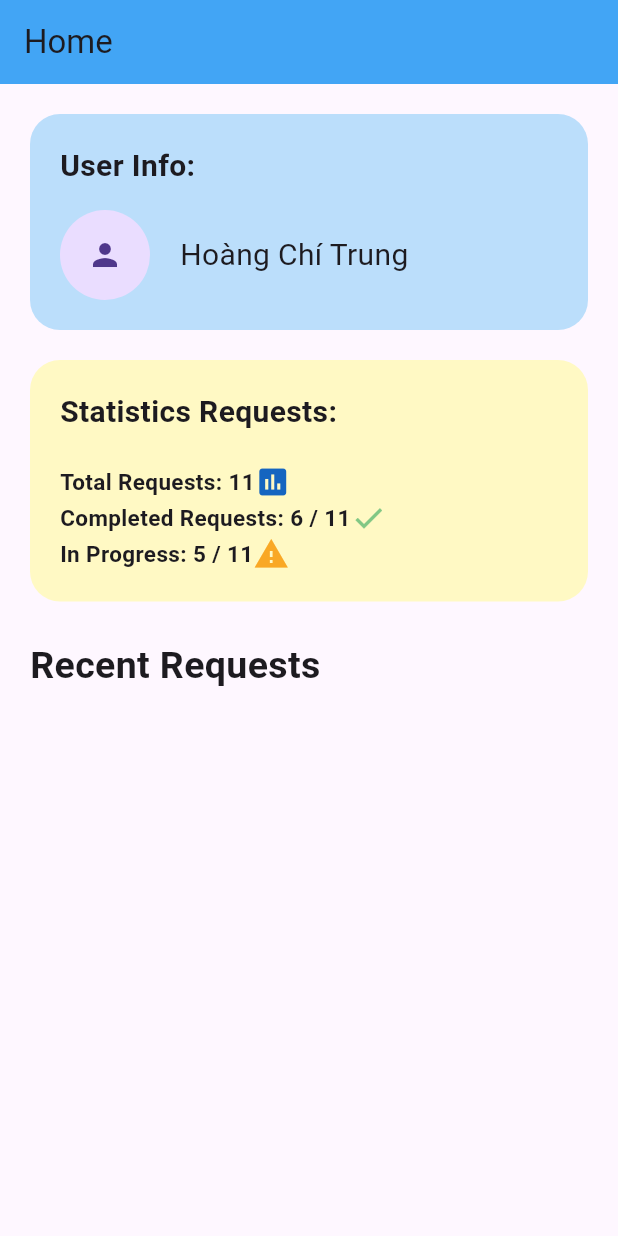
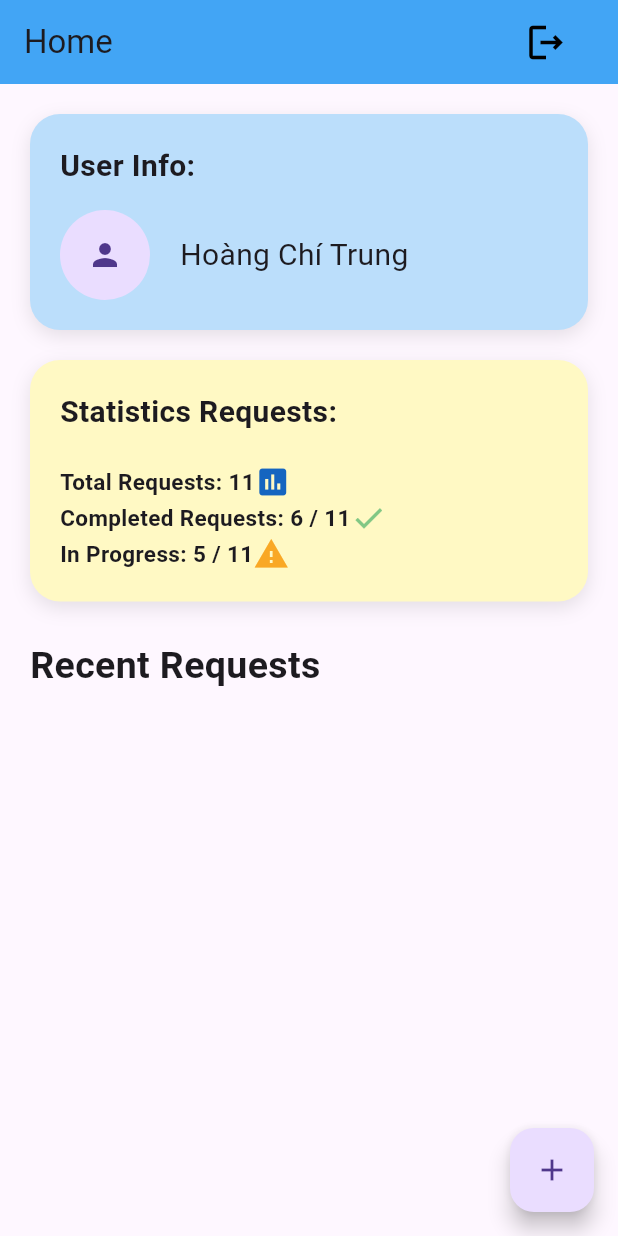
Before and after one commit to hoangchitrung/helpdesk-support-request-management, a Flutter app: the HomeScreen screen opened directly, on a phone screen of 412 x 824 dp. Run offline on Flutter 3.47's test engine with Material 3 defaults, Android fonts, the phone set to English and light mode, and no system bars; our stand-ins replace cloud_firestore, firebase_auth, firebase_core; accounts and stored records are empty; generated files the repository leaves out were written again.

Commit message:
[add] logout button, add shadows to box at homescreen

```diff
--- a/src/lib/main.dart
+++ b/src/lib/main.dart
@@ -20,7 +20,7 @@ class MyApp extends StatelessWidget {
     return MaterialApp(
       title: "Helpdesk Support Request App",
       debugShowCheckedModeBanner: false,
-      home: const RegisterScreen(),
+      home: const LoginScreen(),
     );
   }
 }
--- a/src/lib/screens/users/home_screen.dart
+++ b/src/lib/screens/users/home_screen.dart
@@ -1,4 +1,6 @@
+import 'package:firebase_auth/firebase_auth.dart';
 import 'package:flutter/material.dart';
+import 'package:src/screens/auth/login_screen.dart';
 
 class HomeScreen extends StatefulWidget {
   const HomeScreen({super.key});
@@ -10,11 +12,29 @@ class HomeScreen extends StatefulWidget {
 }
 
 class _HomeScreenState extends State<HomeScreen> {
+  // hàm logout
+  Future<void> _logout() async {
+    await FirebaseAuth.instance.signOut();
+    Navigator.pushReplacement(
+      context,
+      MaterialPageRoute(builder: (context) => LoginScreen()),
+    );
+  }
+
   @override
   Widget build(BuildContext context) {
     return Scaffold(
       appBar: AppBar(
-        title: Text("Home"),
+        title: Row(
+          mainAxisAlignment: MainAxisAlignment.spaceBetween,
+          children: [
+            Text("Home"),
+            TextButton(
+              onPressed: _logout,
+              child: Icon(Icons.logout_outlined, color: Colors.black, size: 30),
+            ),
+          ],
+        ),
         backgroundColor: Colors.blue[400],
         automaticallyImplyLeading: false,
       ),
@@ -29,6 +49,13 @@ class _HomeScreenState extends State<HomeScreen> {
               decoration: BoxDecoration(
                 color: Colors.blue[100],
                 borderRadius: BorderRadius.circular(20),
+                boxShadow: [
+                  BoxShadow(
+                    color: Colors.black.withOpacity(0.1),
+                    blurRadius: 10,
+                    offset: Offset(0, 4),
+                  ),
+                ],
               ),
               child: Column(
                 children: [
@@ -62,6 +89,13 @@ class _HomeScreenState extends State<HomeScreen> {
               decoration: BoxDecoration(
                 color: Colors.yellow[100],
                 borderRadius: BorderRadius.circular(20),
+                boxShadow: [
+                  BoxShadow(
+                    color: Colors.black.withOpacity(0.1),
+                    blurRadius: 10,
+                    offset: Offset(0, 4),
+                  ),
+                ],
               ),
               child: Column(
                 crossAxisAlignment: CrossAxisAlignment.start,
@@ -127,6 +161,10 @@ class _HomeScreenState extends State<HomeScreen> {
           ],
         ),
       ),
+      floatingActionButton: FloatingActionButton(
+        onPressed: () {},
+        child: Icon(Icons.add),
+      ),
     );
   }
 }
```
